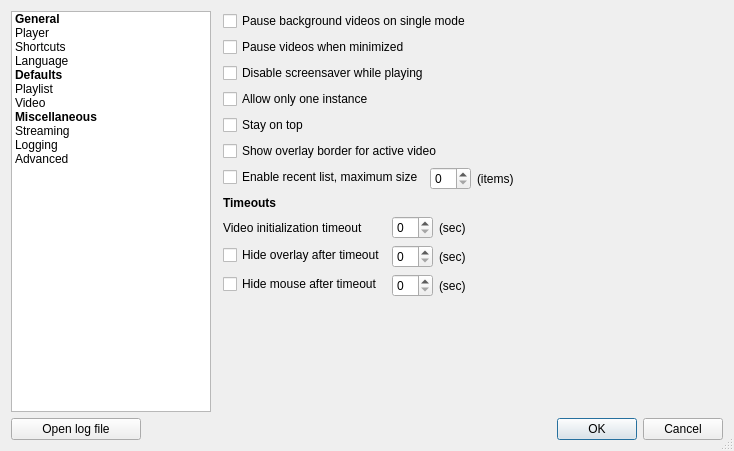
The window that resources/ui/settings_dialog.ui (vzhd1701/gridplayer) describes before a commit, drawn with Qt 5.
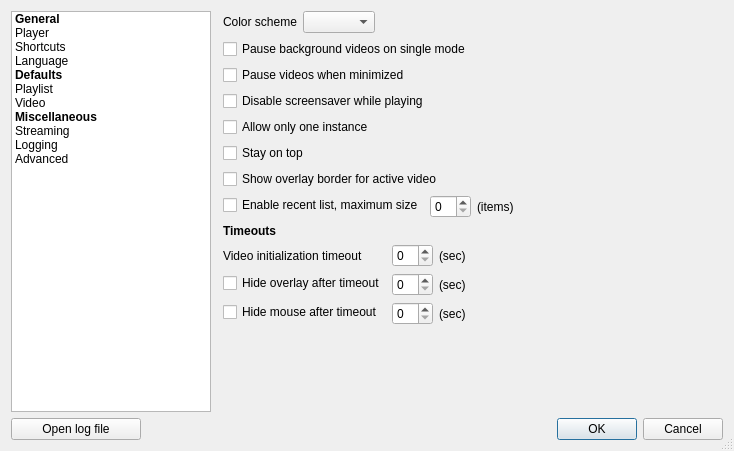
The same window after the commit. Custom widgets are drawn as their Qt base class.

Commit message: feat: add option to manually select app color theme

Diff of the .ui file:
```diff
--- a/resources/ui/settings_dialog.ui
+++ b/resources/ui/settings_dialog.ui
@@ -151,6 +151,23 @@
          <property name="bottomMargin">
           <number>0</number>
          </property>
+         <item>
+          <layout class="QFormLayout" name="formLayout_color_scheme">
+           <property name="fieldGrowthPolicy">
+            <enum>QFormLayout::FieldsStayAtSizeHint</enum>
+           </property>
+           <item row="0" column="0">
+            <widget class="QLabel" name="playerColorSchemeLabel">
+             <property name="text">
+              <string>Color scheme</string>
+             </property>
+            </widget>
+           </item>
+           <item row="0" column="1">
+            <widget class="QComboBox" name="playerColorScheme"/>
+           </item>
+          </layout>
+         </item>
          <item>
           <widget class="QCheckBox" name="playerPauseBackgroundVideos">
            <property name="text">
```
The commit also changes 10 other files.
